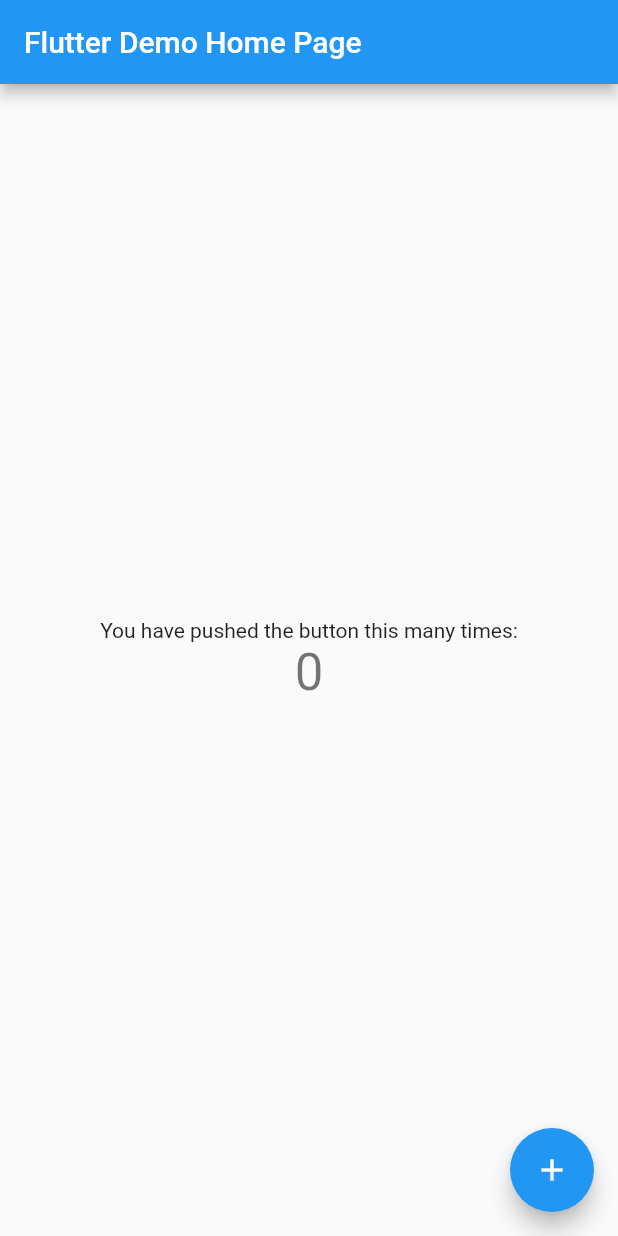
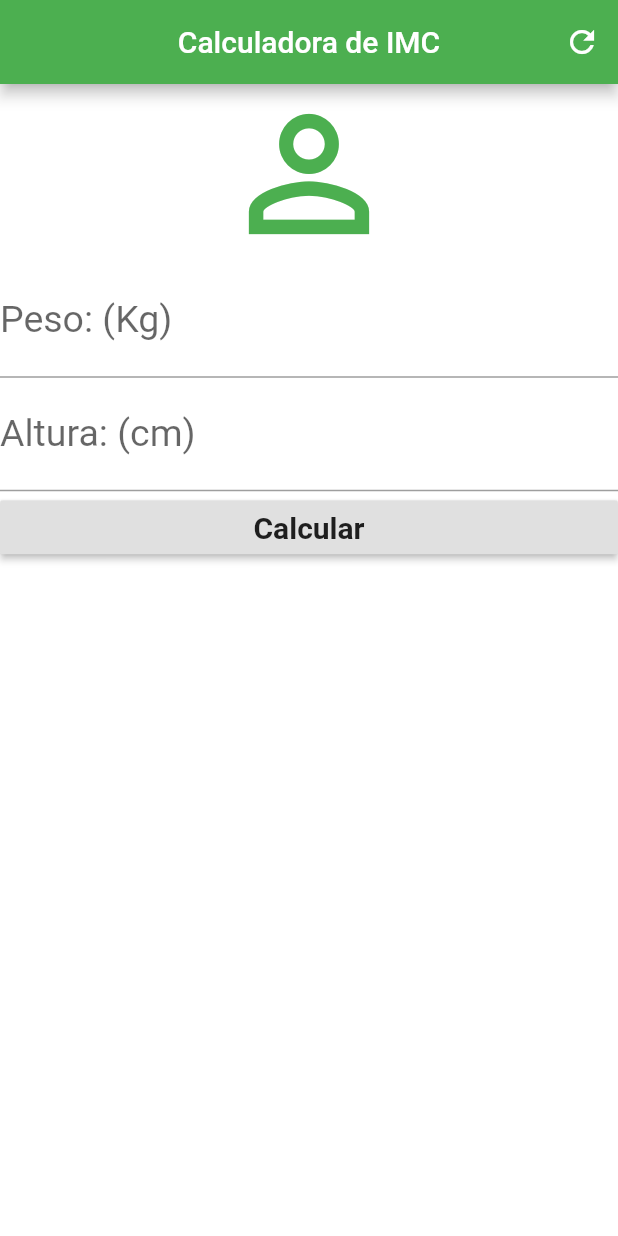
Before and after one commit to wesleyeduardocr7/calculadora_imc_flutter, a Flutter app: the screen it shows after launch, on a phone screen of 412 x 824 dp. Run offline on Flutter 3.47's test engine with Material 2 defaults, Android fonts, the phone set to English and light mode, and no system bars.

Commit message:
botao_calcular

```diff
--- a/lib/main.dart
+++ b/lib/main.dart
@@ -1,111 +1,57 @@
 import 'package:flutter/material.dart';
 
-void main() => runApp(MyApp());
+void main() {
+  runApp(MaterialApp(title: "Calculadora IMC", home: Home()));
+}
 
-class MyApp extends StatelessWidget {
-  // This widget is the root of your application.
+class Home extends StatefulWidget {
+  @override
+  _HomeState createState() => _HomeState();
+}
+
+class _HomeState extends State<Home> {
   @override
   Widget build(BuildContext context) {
-    return MaterialApp(
-      title: 'Flutter Demo',
-      theme: ThemeData(
-        // This is the theme of your application.
-        //
-        // Try running your application with "flutter run". You'll see the
-        // application has a blue toolbar. Then, without quitting the app, try
-        // changing the primarySwatch below to Colors.green and then invoke
-        // "hot reload" (press "r" in the console where you ran "flutter run",
-        // or simply save your changes to "hot reload" in a Flutter IDE).
-        // Notice that the counter didn't reset back to zero; the application
-        // is not restarted.
-        primarySwatch: Colors.blue,
+    return Scaffold(
+      appBar: AppBar(
+        title: Text("Calculadora de IMC"),
+        centerTitle: true,
+        backgroundColor: Colors.green,
+        actions: <Widget>[
+          IconButton(
+            icon: Icon(Icons.refresh),
+            onPressed: () {},
+          ),
+        ],
       ),
-      home: MyHomePage(title: 'Flutter Demo Home Page'),
+      backgroundColor: Colors.white,
+      body: Column(
+        crossAxisAlignment: CrossAxisAlignment.stretch,
+        children: <Widget>[
+          Icon(Icons.person_outline, size: 120.0, color: Colors.green),
+          TextField(
+            keyboardType: TextInputType.number,
+            style: TextStyle(color: Colors.green, fontSize: 25.0),
+            textAlign: TextAlign.center,
+            decoration: InputDecoration(labelText: "Peso: (Kg)"),
+            cursorColor: Colors.purple,
+          ),
+          TextField(
+            keyboardType: TextInputType.number,
+            style: TextStyle(color: Colors.green, fontSize: 25.0),
+            textAlign: TextAlign.center,
+            decoration: InputDecoration(labelText: "Altura: (cm)"),
+            cursorColor: Colors.purple,
+          ),
+
+          RaisedButton(
+            child: Text("Calcular",
+              style: TextStyle(fontSize: 20.0, fontWeight: FontWeight.bold)),
+            onPressed: (){},
+          ),
+
+        ],
+      ),
     );
   }
 }
-
-class MyHomePage extends StatefulWidget {
-  MyHomePage({Key key, this.title}) : super(key: key);
-
-  // This widget is the home page of your application. It is stateful, meaning
-  // that it has a State object (defined below) that contains fields that affect
-  // how it looks.
-
-  // This class is the configuration for the state. It holds the values (in this
-  // case the title) provided by the parent (in this case the App widget) and
-  // used by the build method of the State. Fields in a Widget subclass are
-  // always marked "final".
-
-  final String title;
-
-  @override
-  _MyHomePageState createState() => _MyHomePageState();
-}
-
-class _MyHomePageState extends State<MyHomePage> {
-  int _counter = 0;
-
-  void _incrementCounter() {
-    setState(() {
-      // This call to setState tells the Flutter framework that something has
-      // changed in this State, which causes it to rerun the build method below
-      // so that the display can reflect the updated values. If we changed
-      // _counter without calling setState(), then the build method would not be
-      // called again, and so nothing would appear to happen.
-      _counter++;
-    });
-  }
-
-  @override
-  Widget build(BuildContext context) {
-    // This method is rerun every time setState is called, for instance as done
-    // by the _incrementCounter method above.
-    //
-    // The Flutter framework has been optimized to make rerunning build methods
-    // fast, so that you can just rebuild anything that needs updating rather
-    // than having to individually change instances of widgets.
-    return Scaffold(
-      appBar: AppBar(
-        // Here we take the value from the MyHomePage object that was created by
-        // the App.build method, and use it to set our appbar title.
-        title: Text(widget.title),
-      ),
-      body: Center(
-        // Center is a layout widget. It takes a single child and positions it
-        // in the middle of the parent.
-        child: Column(
-          // Column is also a layout widget. It takes a list of children and
-          // arranges them vertically. By default, it sizes itself to fit its
-          // children horizontally, and tries to be as tall as its parent.
-          //
-          // Invoke "debug painting" (press "p" in the console, choose the
-          // "Toggle Debug Paint" action from the Flutter Inspector in Android
-          // Studio, or the "Toggle Debug Paint" command in Visual Studio Code)
-          // to see the wireframe for each widget.
-          //
-          // Column has various properties to control how it sizes itself and
-          // how it positions its children. Here we use mainAxisAlignment to
-          // center the children vertically; the main axis here is the vertical
-          // axis because Columns are vertical (the cross axis would be
-          // horizontal).
-          mainAxisAlignment: MainAxisAlignment.center,
-          children: <Widget>[
-            Text(
-              'You have pushed the button this many times:',
-            ),
-            Text(
-              '$_counter',
-              style: Theme.of(context).textTheme.display1,
-            ),
-          ],
-        ),
-      ),
-      floatingActionButton: FloatingActionButton(
-        onPressed: _incrementCounter,
-        tooltip: 'Increment',
-        child: Icon(Icons.add),
-      ), // This trailing comma makes auto-formatting nicer for build methods.
-    );
-  }
-}
```
Also changed, not shown: 1 other file.
